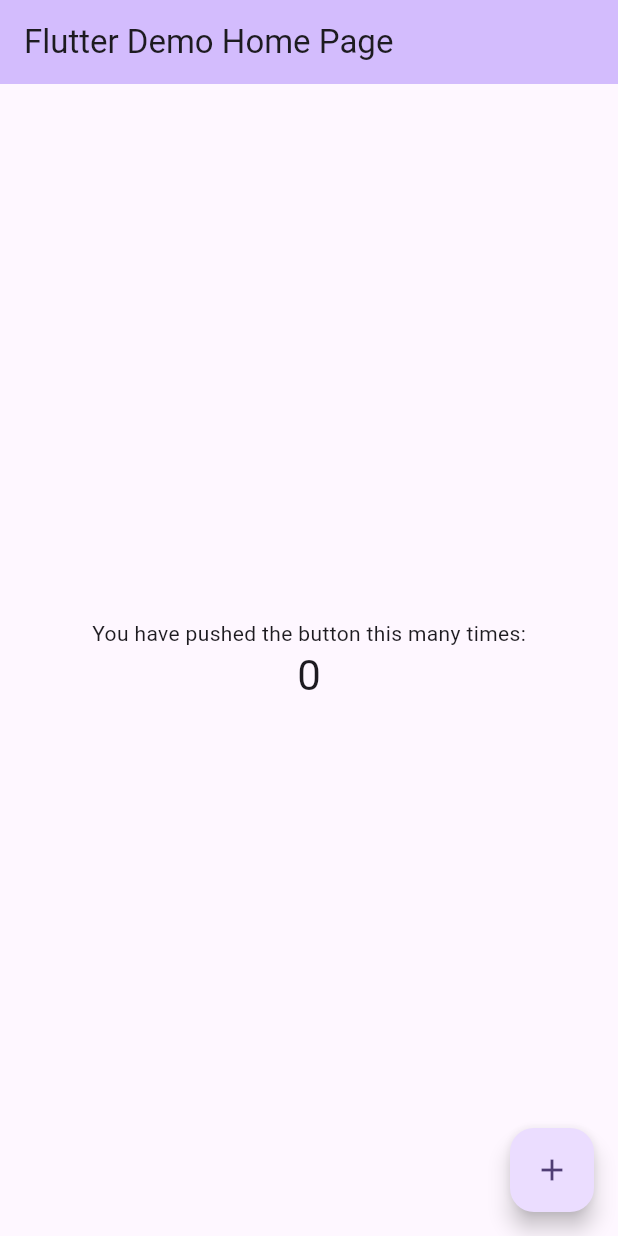
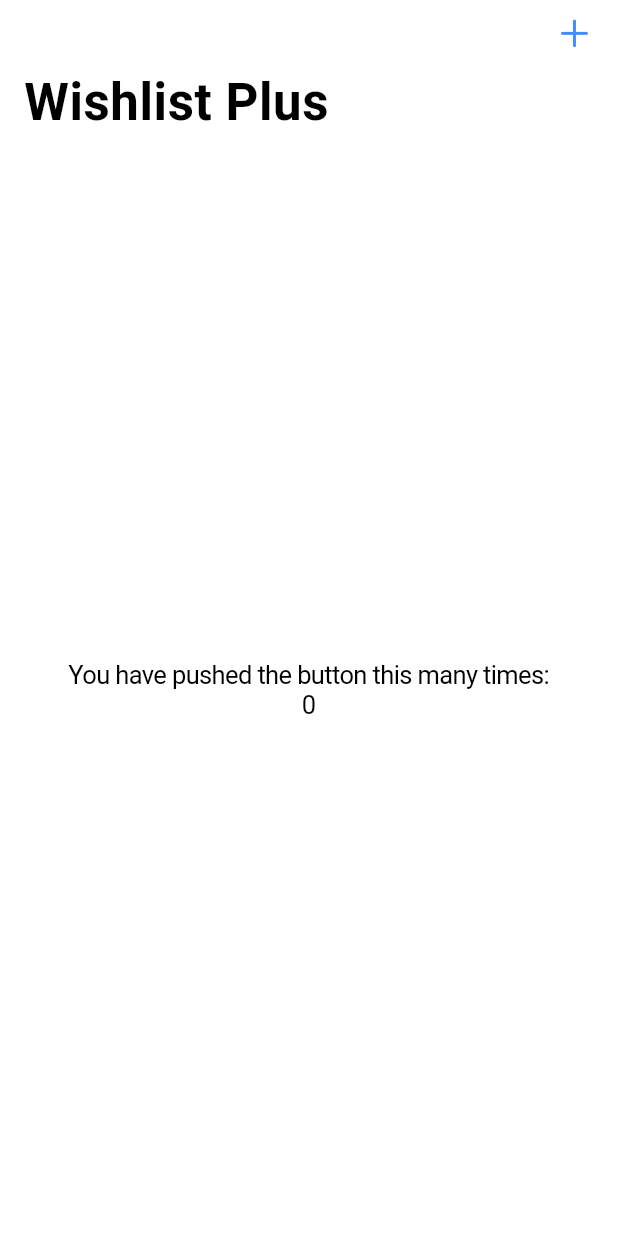
Before and after one commit to zheref/WishlistPlus, a Flutter app: the screen it shows after launch, on a phone screen of 412 x 824 dp. Run offline on Flutter 3.47's test engine with Material 2 defaults, Android fonts, the phone set to English and light mode, and no system bars.

Commit message:
Simple Cupertino interface

```diff
--- a/wishlist_flutter/lib/main.dart
+++ b/wishlist_flutter/lib/main.dart
@@ -1,3 +1,4 @@
+import 'package:flutter/cupertino.dart';
 import 'package:flutter/material.dart';
 
 void main() {
@@ -10,43 +11,16 @@ class MyApp extends StatelessWidget {
   // This widget is the root of your application.
   @override
   Widget build(BuildContext context) {
-    return MaterialApp(
-      title: 'Flutter Demo',
-      theme: ThemeData(
-        // This is the theme of your application.
-        //
-        // TRY THIS: Try running your application with "flutter run". You'll see
-        // the application has a blue toolbar. Then, without quitting the app,
-        // try changing the seedColor in the colorScheme below to Colors.green
-        // and then invoke "hot reload" (save your changes or press the "hot
-        // reload" button in a Flutter-supported IDE, or press "r" if you used
-        // the command line to start the app).
-        //
-        // Notice that the counter didn't reset back to zero; the application
-        // state is not lost during the reload. To reset the state, use hot
-        // restart instead.
-        //
-        // This works for code too, not just values: Most code changes can be
-        // tested with just a hot reload.
-        colorScheme: ColorScheme.fromSeed(seedColor: Colors.deepPurple),
-        useMaterial3: true,
-      ),
-      home: const MyHomePage(title: 'Flutter Demo Home Page'),
+    return const CupertinoApp(
+      title: 'Wishlist Plus',
+      theme: CupertinoThemeData(brightness: Brightness.light),
+      home: MyHomePage(title: 'Wishlist Plus'),
     );
   }
 }
 
 class MyHomePage extends StatefulWidget {
   const MyHomePage({super.key, required this.title});
-
-  // This widget is the home page of your application. It is stateful, meaning
-  // that it has a State object (defined below) that contains fields that affect
-  // how it looks.
-
-  // This class is the configuration for the state. It holds the values (in this
-  // case the title) provided by the parent (in this case the App widget) and
-  // used by the build method of the State. Fields in a Widget subclass are
-  // always marked "final".
 
   final String title;
 
@@ -59,67 +33,52 @@ class _MyHomePageState extends State<MyHomePage> {
 
   void _incrementCounter() {
     setState(() {
-      // This call to setState tells the Flutter framework that something has
-      // changed in this State, which causes it to rerun the build method below
-      // so that the display can reflect the updated values. If we changed
-      // _counter without calling setState(), then the build method would not be
-      // called again, and so nothing would appear to happen.
       _counter++;
     });
   }
 
   @override
   Widget build(BuildContext context) {
-    // This method is rerun every time setState is called, for instance as done
-    // by the _incrementCounter method above.
-    //
-    // The Flutter framework has been optimized to make rerunning build methods
-    // fast, so that you can just rebuild anything that needs updating rather
-    // than having to individually change instances of widgets.
-    return Scaffold(
-      appBar: AppBar(
-        // TRY THIS: Try changing the color here to a specific color (to
-        // Colors.amber, perhaps?) and trigger a hot reload to see the AppBar
-        // change color while the other colors stay the same.
-        backgroundColor: Theme.of(context).colorScheme.inversePrimary,
-        // Here we take the value from the MyHomePage object that was created by
-        // the App.build method, and use it to set our appbar title.
-        title: Text(widget.title),
+    return CupertinoPageScaffold(
+      child: CustomScrollView(
+        slivers: <Widget>[
+          CupertinoSliverNavigationBar(
+            largeTitle: const Text('Wishlist Plus'),
+            // Set background color to button below
+            trailing: GestureDetector(
+              onTap: _incrementCounter,
+              child: const Icon(
+                CupertinoIcons.add,
+                color: Colors.blueAccent,
+                size: 26,
+              )
             ),
-      body: Center(
-        // Center is a layout widget. It takes a single child and positions it
-        // in the middle of the parent.
+          ),
+          SliverFillRemaining(
+            child: Center(
               child: Column(
-          // Column is also a layout widget. It takes a list of children and
-          // arranges them vertically. By default, it sizes itself to fit its
-          // children horizontally, and tries to be as tall as its parent.
-          //
-          // Column has various properties to control how it sizes itself and
-          // how it positions its children. Here we use mainAxisAlignment to
-          // center the children vertically; the main axis here is the vertical
-          // axis because Columns are vertical (the cross axis would be
-          // horizontal).
-          //
-          // TRY THIS: Invoke "debug painting" (choose the "Toggle Debug Paint"
-          // action in the IDE, or press "p" in the console), to see the
-          // wireframe for each widget.
                 mainAxisAlignment: MainAxisAlignment.center,
                 children: <Widget>[
-            const Text(
-              'You have pushed the button this many times:',
-            ),
-            Text(
-              '$_counter',
-              style: Theme.of(context).textTheme.headlineMedium,
-            ),
+                  const Text('You have pushed the button this many times:'),
+                  Text('$_counter')
                 ],
               ),
+            )
+          )
+        ],
       ),
-      floatingActionButton: FloatingActionButton(
-        onPressed: _incrementCounter,
-        tooltip: 'Increment',
-        child: const Icon(Icons.add),
-      ), // This trailing comma makes auto-formatting nicer for build methods.
     );
+    // return Scaffold(
+    //   appBar: AppBar(
+    //     backgroundColor: Theme.of(context).colorScheme.inversePrimary,
+    //     title: Text(widget.title),
+    //   ),
+    //   body: ,
+    //   floatingActionButton: FloatingActionButton(
+    //     onPressed: _incrementCounter,
+    //     tooltip: 'Increment',
+    //     child: const Icon(Icons.add),
+    //   ), // This trailing comma makes auto-formatting nicer for build methods.
+    // );
   }
 }
```
Lines whose indentation alone changed are shown as unchanged.
